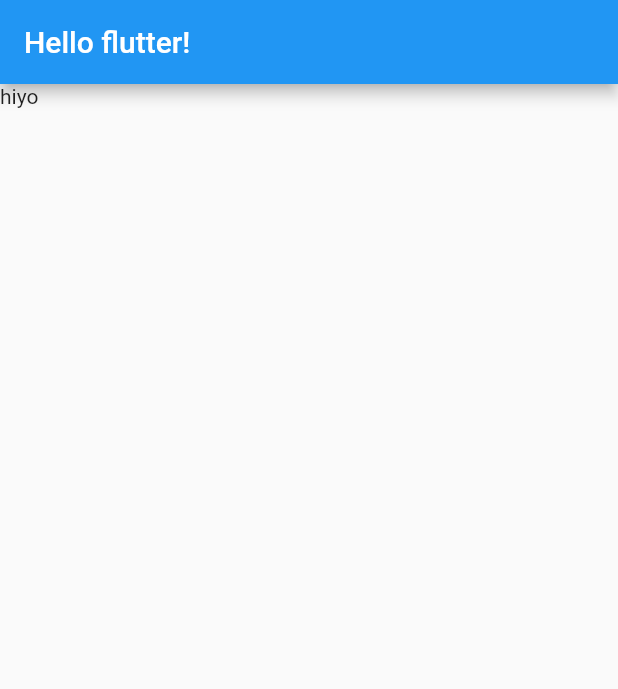
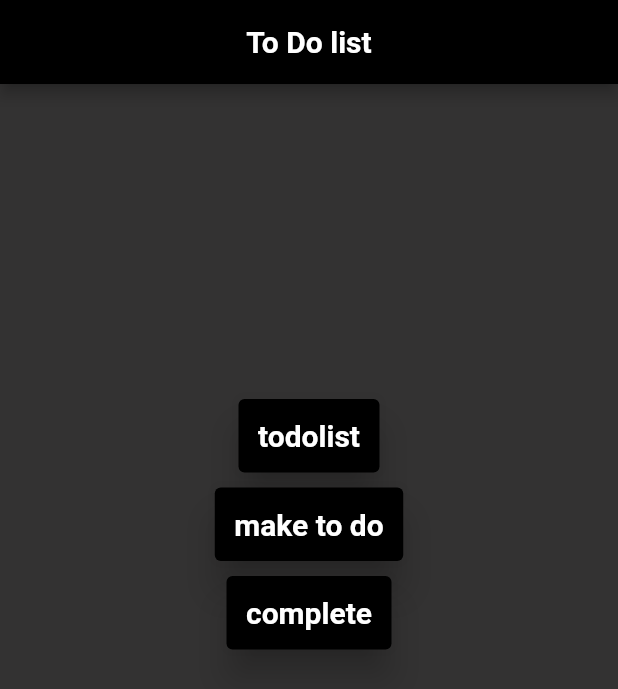
Before and after one commit to chobkyu/todoList, a Flutter app: the screen it shows after launch, on a phone screen of 412 x 824 dp. Shown: the top 689 px of the screen. Run offline on Flutter 3.47's test engine with Material 2 defaults, Android fonts, the phone set to English and light mode, and no system bars.

Commit message:
add button widget

```diff
--- a/lib/main.dart
+++ b/lib/main.dart
@@ -1,4 +1,5 @@
 import 'package:flutter/material.dart';
+import 'package:todolist/screens/home_screen.dart';
 
 void main() {
   runApp(const MyApp());
@@ -10,12 +11,12 @@ class MyApp extends StatelessWidget {
   // This widget is the root of your application.
   @override
   Widget build(BuildContext context) {
-    return MaterialApp(
+    return const MaterialApp(
       home: Scaffold(
-        appBar: AppBar(
-          title: const Text('Hello flutter!'),
-        ),
-        body: const Text("hiyo"),
+        // appBar: AppBar(
+        //   title: const Text('Hello flutter!'),
+        // ),
+        body: HomeScreen(),
       ),
     );
   }
--- /dev/null
+++ b/lib/screens/home_screen.dart
@@ -0,0 +1,65 @@
+import 'package:flutter/material.dart';
+import 'package:todolist/widgets/button.dart';
+
+class HomeScreen extends StatelessWidget {
+  const HomeScreen({super.key});
+
+  @override
+  Widget build(BuildContext context) {
+    return Scaffold(
+      backgroundColor: const Color.fromARGB(255, 51, 50, 50),
+      appBar: AppBar(
+        title: const Center(
+          child: Text(
+            'To Do list',
+            style: TextStyle(
+              fontWeight: FontWeight.w600,
+            ),
+          ),
+        ),
+        backgroundColor: Colors.black,
+        centerTitle: true,
+      ),
+      body: Padding(
+        padding: const EdgeInsets.symmetric(
+          vertical: 200,
+          horizontal: 30,
+        ),
+        child: SingleChildScrollView(
+          child: Center(
+            child: Column(
+              children: [
+                const SizedBox(
+                  height: 10,
+                ),
+                Button(
+                  text: 'todolist',
+                  move: () {
+                    print('list page');
+                  },
+                ),
+                const SizedBox(
+                  height: 10,
+                ),
+                Button(
+                  text: 'make to do',
+                  move: () {
+                    print('make to do');
+                  },
+                ),
+                const SizedBox(
+                  height: 10,
+                ),
+                Button(
+                    text: 'complete',
+                    move: () {
+                      print('complete page');
+                    })
+              ],
+            ),
+          ),
+        ),
+      ),
+    );
+  }
+}
--- /dev/null
+++ b/lib/widgets/button.dart
@@ -0,0 +1,35 @@
+import 'package:flutter/material.dart';
+
+class Button extends StatelessWidget {
+  final String text;
+  final Function move;
+
+  const Button({
+    super.key,
+    required this.text,
+    required this.move,
+  });
+
+  @override
+  Widget build(BuildContext context) {
+    return ElevatedButton(
+      onPressed: () {
+        move();
+      },
+      style: ElevatedButton.styleFrom(
+        foregroundColor: const Color.fromARGB(255, 51, 50, 50),
+        backgroundColor: Colors.black,
+        elevation: 10.0,
+        textStyle: const TextStyle(
+          fontWeight: FontWeight.w700,
+          fontSize: 20.0,
+        ),
+        padding: const EdgeInsets.all(13.0),
+      ),
+      child: Text(
+        text,
+        style: const TextStyle(color: Colors.white),
+      ),
+    );
+  }
+}
```
